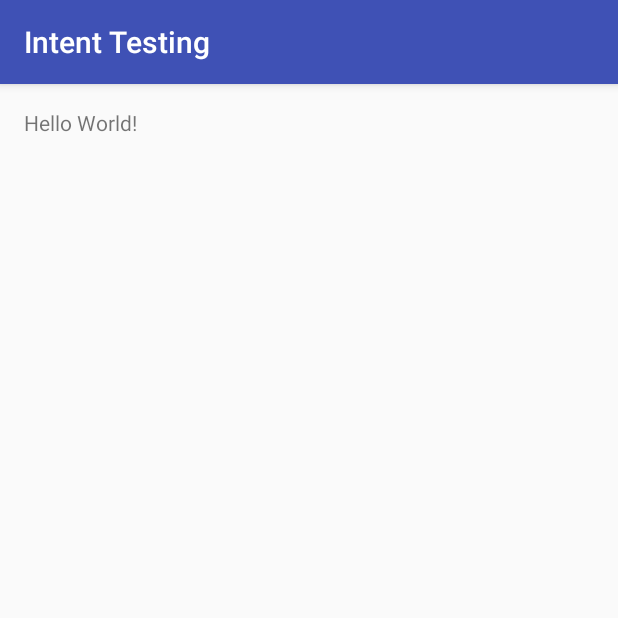
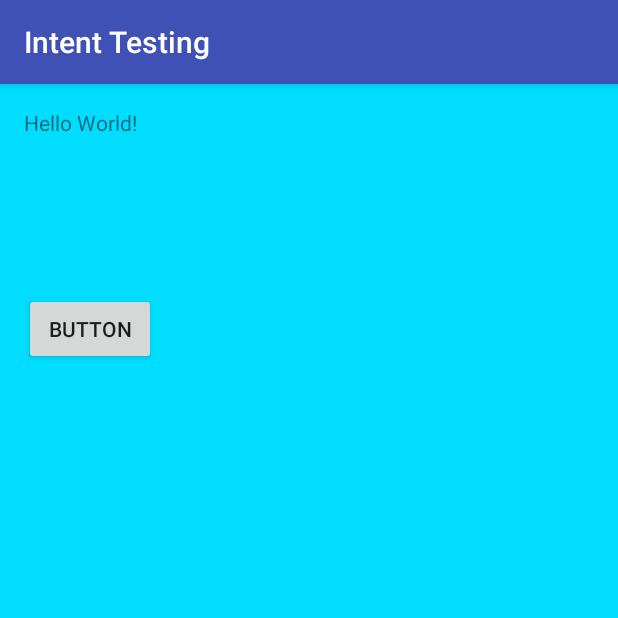
Before and after one commit to kalvin66rocks/CMPSC475, an Android app: the screen it shows after launch (MainActivity), on a phone screen of 412 x 824 dp, the top half of it. Run offline under Robolectric (Android 15) with nearby library versions, the light colour scheme and no system bars.

Commit message:
In class work on passing data between different intetnts

```diff
--- a/IntentTesting/app/src/main/AndroidManifest.xml
+++ b/IntentTesting/app/src/main/AndroidManifest.xml
@@ -15,6 +15,7 @@
                 <category android:name="android.intent.category.LAUNCHER" />
             </intent-filter>
         </activity>
+        <activity android:name=".SecondaryActivity"></activity>
     </application>
 
 </manifest>
--- a/IntentTesting/app/src/main/java/com/kalvi_000/intenttesting/MainActivity.java
+++ b/IntentTesting/app/src/main/java/com/kalvi_000/intenttesting/MainActivity.java
@@ -1,13 +1,33 @@
 package com.kalvi_000.intenttesting;
 
+import android.content.Intent;
 import android.support.v7.app.AppCompatActivity;
 import android.os.Bundle;
+import android.util.Log;
+import android.view.View;
+import android.widget.TextView;
+
+import static android.support.v7.appcompat.R.styleable.View;
 
 public class MainActivity extends AppCompatActivity {
+
+
+    public static final int REQUEST_CODE = 10;
+    int mainNum=5;
+    TextView mainTextView;
+    Intent callSecondary;
 
     @Override
     protected void onCreate(Bundle savedInstanceState) {
         super.onCreate(savedInstanceState);
         setContentView(R.layout.activity_main);
+        mainTextView = (TextView) findViewById(R.id.textView);
+        callSecondary = new Intent(this, SecondaryActivity.class);
+    }
+
+    public void OnClickCallSecond(View v){
+        Log.d("Brenneman","Entering OnClickCallSecond");
+        callSecondary.putExtra("Value from Main",mainNum);
+        startActivityForResult(callSecondary,REQUEST_CODE);
     }
 }
--- a/IntentTesting/app/src/main/res/layout/activity_main.xml
+++ b/IntentTesting/app/src/main/res/layout/activity_main.xml
@@ -8,10 +8,22 @@
     android:paddingLeft="@dimen/activity_horizontal_margin"
     android:paddingRight="@dimen/activity_horizontal_margin"
     android:paddingTop="@dimen/activity_vertical_margin"
-    tools:context="com.kalvi_000.intenttesting.MainActivity">
+    tools:context="com.kalvi_000.intenttesting.MainActivity"
+    android:background="@android:color/holo_blue_bright">
 
     <TextView
         android:layout_width="wrap_content"
         android:layout_height="wrap_content"
-        android:text="Hello World!" />
+        android:text="Hello World!"
+        android:id="@+id/textView" />
+
+    <Button
+        android:text="Button"
+        android:layout_width="wrap_content"
+        android:layout_height="wrap_content"
+        android:layout_below="@+id/textView"
+        android:layout_alignParentStart="true"
+        android:layout_marginTop="104dp"
+        android:id="@+id/button"
+        android:onClick="OnClickCallSecond" />
 </RelativeLayout>
```
Also changed, not shown: IntentTesting/app/src/main/java/com/kalvi_000/intenttesting/SecondaryActivity.java (added, +37 -0 lines), IntentTesting/app/src/main/res/layout/activity_sec.xml (added, +18 -0 lines).
